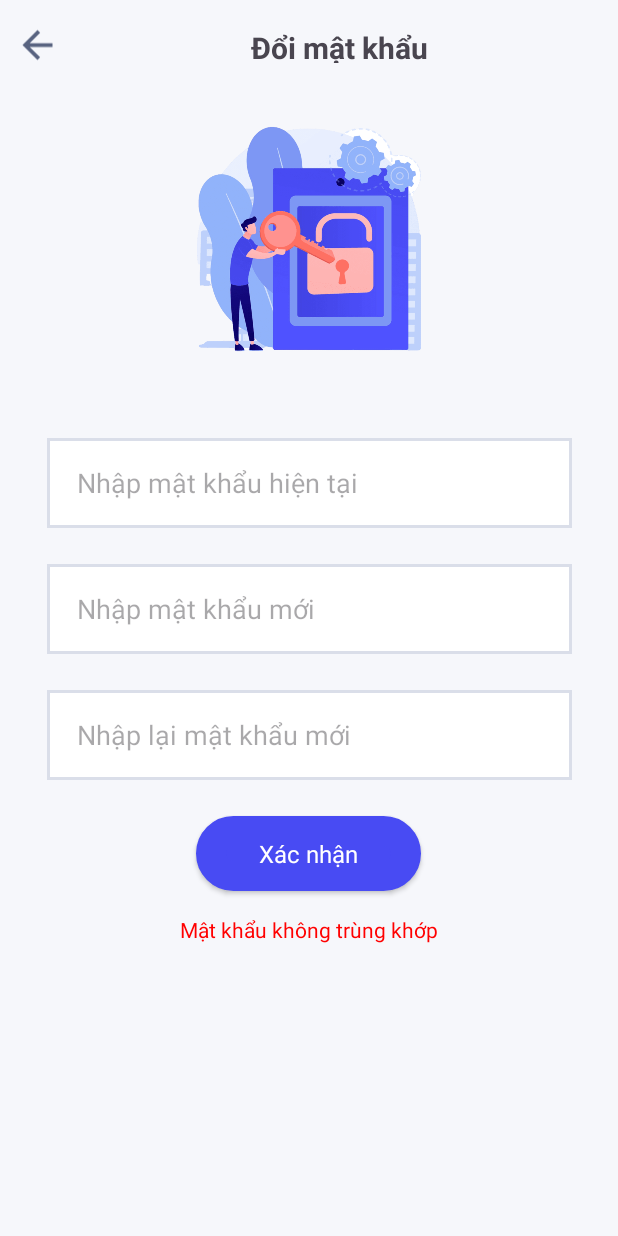
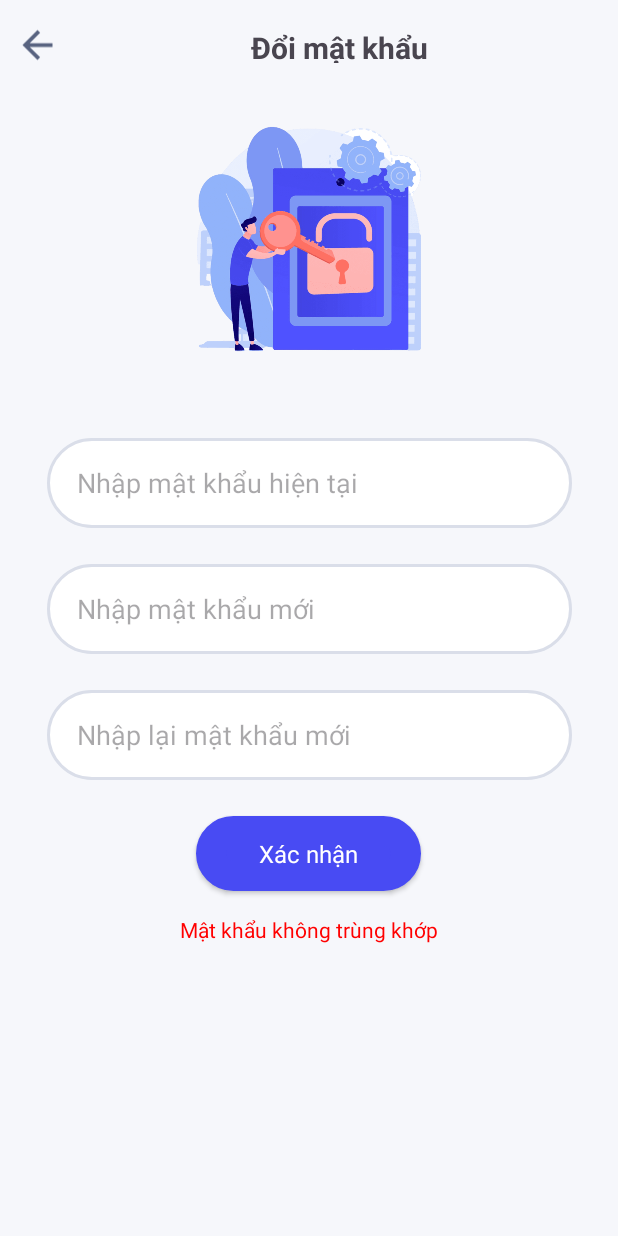
Before and after one commit to KhaKimThuy/Quiz-App, an Android app: the ActivityChangePassword screen opened directly, with no data from a screen before it, on a phone screen of 412 x 824 dp. Run offline under Robolectric (Android 15) with nearby library versions, the phone set to English and light mode, and no system bars; Roboto replaces fonts that are not available here.

Commit message:
Update forgot password

```diff
--- a/app/src/main/AndroidManifest.xml
+++ b/app/src/main/AndroidManifest.xml
@@ -29,6 +29,12 @@
             android:exported="false" />
         <activity
             android:name=".Activity.AddTopicToFolderActivity"
+            android:exported="false" />
+        <activity
+            android:name=".Activity.ActivityForgotPassword"
+            android:exported="false" />
+        <activity
+            android:name=".Activity.ActivityChangePassword"
             android:exported="false" />
         <activity
             android:name=".Activity.DetailFolderActivity"
--- a/app/src/main/java/com/example/afinal/Activity/ActivityChangePassword.kt
+++ b/app/src/main/java/com/example/afinal/Activity/ActivityChangePassword.kt
@@ -1,18 +1,22 @@
 package com.example.afinal.Activity
 
 import android.content.Intent
+import android.os.Bundle
 import androidx.appcompat.app.AppCompatActivity
-import android.os.Bundle
-import android.view.View
-import androidx.fragment.app.Fragment
-import androidx.fragment.app.FragmentManager
-import androidx.fragment.app.FragmentTransaction
-import com.example.afinal.R
-import com.example.afinal.databinding.ActivityMain2Binding
+import com.example.afinal.DAL.UserDAL
+import com.example.afinal.databinding.ActivityChangePasswordBinding
 
 class ActivityChangePassword : AppCompatActivity() {
+
+    private lateinit var binding: ActivityChangePasswordBinding
+
     override fun onCreate(savedInstanceState: Bundle?) {
         super.onCreate(savedInstanceState)
-        setContentView(R.layout.activity_change_password);
+        binding = ActivityChangePasswordBinding.inflate(layoutInflater)
+        setContentView(binding.root)
+
+        binding.btnChangePw.setOnClickListener {
+
+        }
     }
 }
--- a/app/src/main/res/drawable/custom_shape_white_radius.xml
+++ b/app/src/main/res/drawable/custom_shape_white_radius.xml
@@ -1,6 +1,7 @@
 <?xml version="1.0" encoding="utf-8"?>
 <shape xmlns:android="http://schemas.android.com/apk/res/android">
     <solid android:color="#FFFFFF"/>
+    <corners android:radius="40dp"/>
     <stroke android:width="2dp"
         android:color="#dadee9"/>
 </shape>
--- a/app/src/main/res/layout/activity_change_password.xml
+++ b/app/src/main/res/layout/activity_change_password.xml
@@ -46,7 +46,7 @@
     </LinearLayout>
 
     <EditText
-        android:id="@+id/editTextText3"
+        android:id="@+id/edtOldPassword"
         android:layout_width="350dp"
         android:layout_height="60dp"
         android:layout_marginTop="32dp"
@@ -61,7 +61,7 @@
         app:layout_constraintTop_toBottomOf="@+id/imageView9" />
 
     <EditText
-        android:id="@+id/editTextText4"
+        android:id="@+id/edtNewPassword"
         android:layout_width="350dp"
         android:layout_height="60dp"
         android:layout_marginTop="24dp"
@@ -73,10 +73,10 @@
         app:layout_constraintEnd_toEndOf="parent"
         app:layout_constraintHorizontal_bias="0.508"
         app:layout_constraintStart_toStartOf="parent"
-        app:layout_constraintTop_toBottomOf="@+id/editTextText3" />
+        app:layout_constraintTop_toBottomOf="@+id/edtOldPassword" />
 
     <EditText
-        android:id="@+id/editTextText5"
+        android:id="@+id/edtConfirmPassword"
         android:layout_width="350dp"
         android:layout_height="60dp"
         android:layout_marginTop="24dp"
@@ -88,10 +88,10 @@
         app:layout_constraintEnd_toEndOf="parent"
         app:layout_constraintHorizontal_bias="0.508"
         app:layout_constraintStart_toStartOf="parent"
-        app:layout_constraintTop_toBottomOf="@+id/editTextText4" />
+        app:layout_constraintTop_toBottomOf="@+id/edtNewPassword" />
 
     <androidx.appcompat.widget.AppCompatButton
-        android:id="@+id/button"
+        android:id="@+id/btnChangePw"
         android:layout_width="150dp"
         android:layout_height="50dp"
         android:layout_marginTop="24dp"
@@ -103,10 +103,10 @@
         app:layout_constraintEnd_toEndOf="parent"
         app:layout_constraintHorizontal_bias="0.498"
         app:layout_constraintStart_toStartOf="parent"
-        app:layout_constraintTop_toBottomOf="@+id/editTextText5" />
+        app:layout_constraintTop_toBottomOf="@+id/edtConfirmPassword" />
 
     <TextView
-        android:id="@+id/textView31"
+        android:id="@+id/tvInvalid"
         android:layout_width="wrap_content"
         android:layout_height="wrap_content"
         android:layout_marginTop="16dp"
@@ -114,6 +114,6 @@
         android:textColor="#FF0000"
         app:layout_constraintEnd_toEndOf="parent"
         app:layout_constraintStart_toStartOf="parent"
-        app:layout_constraintTop_toBottomOf="@+id/button" />
+        app:layout_constraintTop_toBottomOf="@+id/btnChangePw" />
 
 </androidx.constraintlayout.widget.ConstraintLayout>
--- a/app/src/main/res/layout/activity_detail_folder.xml
+++ b/app/src/main/res/layout/activity_detail_folder.xml
@@ -91,7 +91,7 @@
             app:layout_constraintTop_toBottomOf="@+id/tv_folderCurName" />
 
         <TextView
-            android:id="@+id/textView23"
+            android:id="@+id/tvInvalidEmail"
             android:layout_width="wrap_content"
             android:layout_height="wrap_content"
             android:layout_marginStart="5dp"
@@ -107,7 +107,7 @@
             android:layout_height="wrap_content"
             app:layout_constraintEnd_toEndOf="parent"
             app:layout_constraintStart_toStartOf="parent"
-            app:layout_constraintTop_toBottomOf="@+id/textView23" />
+            app:layout_constraintTop_toBottomOf="@+id/tvInvalidEmail" />
     </androidx.constraintlayout.widget.ConstraintLayout>
 
 
--- a/app/src/main/res/layout/activity_forgot_password.xml
+++ b/app/src/main/res/layout/activity_forgot_password.xml
@@ -47,7 +47,7 @@
     </LinearLayout>
 
     <EditText
-        android:id="@+id/editTextText3"
+        android:id="@+id/edtEmailRe"
         android:layout_width="350dp"
         android:layout_height="60dp"
         android:layout_marginTop="32dp"
@@ -62,7 +62,7 @@
         app:layout_constraintTop_toBottomOf="@+id/imageView9" />
 
     <androidx.appcompat.widget.AppCompatButton
-        android:id="@+id/button"
+        android:id="@+id/btnConfimRe"
         android:layout_width="150dp"
         android:layout_height="50dp"
         android:layout_marginTop="24dp"
@@ -74,6 +74,6 @@
         app:layout_constraintEnd_toEndOf="parent"
         app:layout_constraintHorizontal_bias="0.498"
         app:layout_constraintStart_toStartOf="parent"
-        app:layout_constraintTop_toBottomOf="@+id/editTextText3" />
+        app:layout_constraintTop_toBottomOf="@+id/edtEmailRe" />
 
 </androidx.constraintlayout.widget.ConstraintLayout>
--- a/app/src/main/res/layout/activity_login.xml
+++ b/app/src/main/res/layout/activity_login.xml
@@ -103,7 +103,7 @@
 
 
         <TextView
-            android:id="@+id/textView29"
+            android:id="@+id/tvFogotPw"
             android:layout_width="wrap_content"
             android:layout_height="wrap_content"
             android:layout_marginTop="8dp"
@@ -116,11 +116,10 @@
             app:layout_constraintTop_toBottomOf="@+id/btnLogin" />
 
         <TextView
-            android:id="@+id/textView23"
+            android:id="@+id/tvInvalidEmail"
             android:layout_width="wrap_content"
             android:layout_height="wrap_content"
             android:layout_marginStart="16dp"
-            android:text="Lỗi hiển thị ở đây"
             android:textColor="#FF0000"
             app:layout_constraintStart_toStartOf="@+id/edtUsername"
             app:layout_constraintTop_toBottomOf="@+id/edtUsername" />
@@ -130,7 +129,6 @@
             android:layout_width="wrap_content"
             android:layout_height="wrap_content"
             android:layout_marginStart="16dp"
-            android:text="Lỗi hiển thị ở đây"
             android:textColor="#FF0000"
             app:layout_constraintStart_toStartOf="@+id/edtPassword"
             app:layout_constraintTop_toBottomOf="@+id/edtPassword" />
```
Also changed, not shown: app/src/main/java/com/example/afinal/Activity/ActivityForgotPassword.kt (+44 -8 lines), app/src/main/java/com/example/afinal/Activity/LoginActivity.kt (+26 -2 lines), app/src/main/java/com/example/afinal/DAL/UserDAL.kt (+10 -3 lines).
